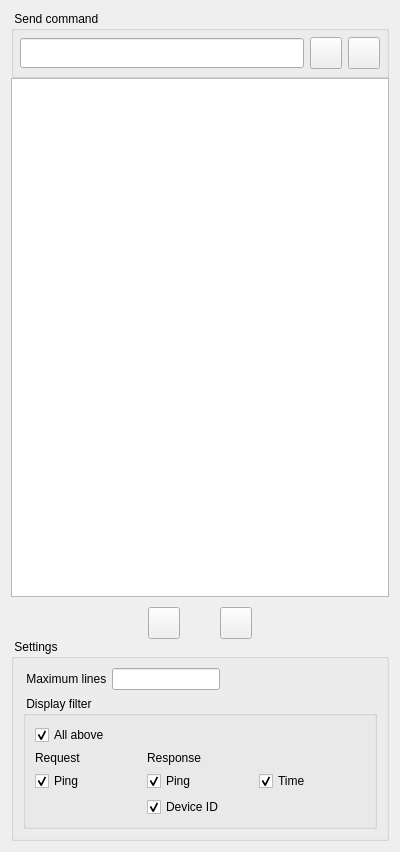
Old version of the form src/ui/debug.ui in the repository AceOfSnakes/NetRC.
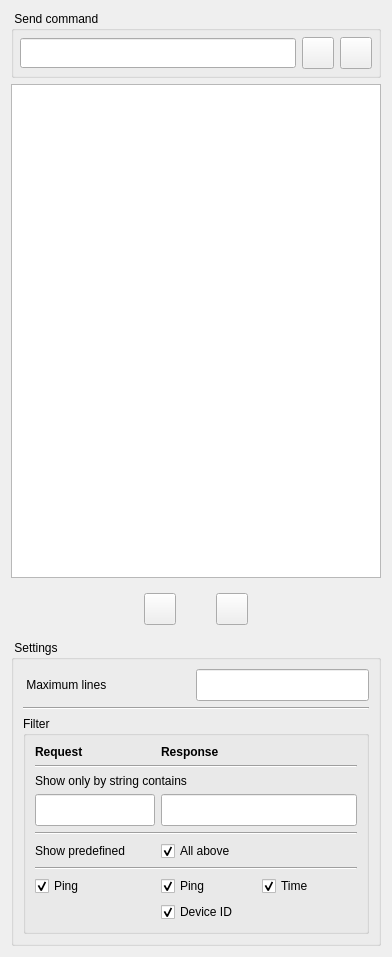
New version of the form. Icons and pictures are not drawn.

Commit message: Add filter in debug mode

Patch:
```diff
--- a/src/ui/debug.ui
+++ b/src/ui/debug.ui
@@ -6,31 +6,49 @@
    <rect>
     <x>0</x>
     <y>0</y>
-    <width>400</width>
-    <height>852</height>
+    <width>392</width>
+    <height>957</height>
    </rect>
   </property>
   <property name="sizePolicy">
-   <sizepolicy hsizetype="Preferred" vsizetype="MinimumExpanding">
+   <sizepolicy hsizetype="Minimum" vsizetype="MinimumExpanding">
     <horstretch>0</horstretch>
     <verstretch>0</verstretch>
    </sizepolicy>
   </property>
   <property name="minimumSize">
    <size>
-    <width>320</width>
+    <width>392</width>
     <height>0</height>
    </size>
   </property>
+  <property name="maximumSize">
+   <size>
+    <width>390</width>
+    <height>16777215</height>
+   </size>
+  </property>
   <property name="windowTitle">
    <string>Debug</string>
   </property>
   <layout class="QVBoxLayout" name="verticalLayout">
    <property name="spacing">
-    <number>0</number>
+    <number>6</number>
    </property>
    <item>
     <widget class="QGroupBox" name="groupBox_2">
+     <property name="sizePolicy">
+      <sizepolicy hsizetype="Fixed" vsizetype="Fixed">
+       <horstretch>0</horstretch>
+       <verstretch>0</verstretch>
+      </sizepolicy>
+     </property>
+     <property name="minimumSize">
+      <size>
+       <width>370</width>
+       <height>0</height>
+      </size>
+     </property>
      <property name="title">
       <string> Send command </string>
      </property>
@@ -49,6 +67,12 @@
       </property>
       <item>
        <widget class="QLineEdit" name="commandLine">
+        <property name="sizePolicy">
+         <sizepolicy hsizetype="Minimum" vsizetype="Fixed">
+          <horstretch>0</horstretch>
+          <verstretch>0</verstretch>
+         </sizepolicy>
+        </property>
         <property name="minimumSize">
          <size>
           <width>0</width>
@@ -133,32 +157,56 @@
    <item>
     <widget class="QTextEdit" name="textEdit">
      <property name="sizePolicy">
-      <sizepolicy hsizetype="Expanding" vsizetype="Expanding">
+      <sizepolicy hsizetype="Fixed" vsizetype="Expanding">
        <horstretch>0</horstretch>
        <verstretch>0</verstretch>
       </sizepolicy>
      </property>
      <property name="minimumSize">
       <size>
-       <width>0</width>
+       <width>370</width>
        <height>480</height>
       </size>
      </property>
+     <property name="sizeAdjustPolicy">
+      <enum>QAbstractScrollArea::AdjustToContents</enum>
+     </property>
     </widget>
    </item>
    <item>
-    <layout class="QHBoxLayout" name="horizontalLayout">
+    <widget class="QWidget" name="widget" native="true">
+     <property name="sizePolicy">
+      <sizepolicy hsizetype="Fixed" vsizetype="Preferred">
+       <horstretch>0</horstretch>
+       <verstretch>0</verstretch>
+      </sizepolicy>
+     </property>
+     <property name="minimumSize">
+      <size>
+       <width>370</width>
+       <height>0</height>
+      </size>
+     </property>
+     <layout class="QHBoxLayout" name="horizontalLayout_5">
+      <item>
+       <layout class="QHBoxLayout" name="horizontalLayout_4">
      <property name="spacing">
       <number>0</number>
      </property>
+        <property name="sizeConstraint">
+         <enum>QLayout::SetMinimumSize</enum>
+        </property>
      <property name="topMargin">
-      <number>10</number>
+         <number>0</number>
      </property>
      <item>
-      <spacer name="horizontalSpacer">
+         <spacer name="horizontalSpacer_4">
        <property name="orientation">
         <enum>Qt::Horizontal</enum>
        </property>
+          <property name="sizeType">
+           <enum>QSizePolicy::Expanding</enum>
+          </property>
        <property name="sizeHint" stdset="0">
         <size>
          <width>40</width>
@@ -169,6 +217,12 @@
      </item>
      <item>
       <widget class="QPushButton" name="pauseButton">
+          <property name="sizePolicy">
+           <sizepolicy hsizetype="Fixed" vsizetype="Fixed">
+            <horstretch>0</horstretch>
+            <verstretch>0</verstretch>
+           </sizepolicy>
+          </property>
        <property name="minimumSize">
         <size>
          <width>32</width>
@@ -203,12 +257,12 @@
       </widget>
      </item>
      <item>
-      <spacer name="horizontalSpacer_3">
+         <spacer name="horizontalSpacer_5">
        <property name="orientation">
         <enum>Qt::Horizontal</enum>
        </property>
        <property name="sizeType">
-        <enum>QSizePolicy::Minimum</enum>
+           <enum>QSizePolicy::Fixed</enum>
        </property>
        <property name="sizeHint" stdset="0">
         <size>
@@ -220,6 +274,12 @@
      </item>
      <item>
       <widget class="QPushButton" name="eraseDebugOutput">
+          <property name="sizePolicy">
+           <sizepolicy hsizetype="Fixed" vsizetype="Fixed">
+            <horstretch>0</horstretch>
+            <verstretch>0</verstretch>
+           </sizepolicy>
+          </property>
        <property name="minimumSize">
         <size>
          <width>32</width>
@@ -255,10 +315,13 @@
       </widget>
      </item>
      <item>
-      <spacer name="horizontalSpacer_2">
+         <spacer name="horizontalSpacer_6">
        <property name="orientation">
         <enum>Qt::Horizontal</enum>
        </property>
+          <property name="sizeType">
+           <enum>QSizePolicy::Expanding</enum>
+          </property>
        <property name="sizeHint" stdset="0">
         <size>
          <width>40</width>
@@ -268,33 +331,69 @@
       </spacer>
      </item>
     </layout>
+      </item>
+     </layout>
+    </widget>
    </item>
    <item>
     <widget class="QGroupBox" name="groupBox">
      <property name="sizePolicy">
-      <sizepolicy hsizetype="Preferred" vsizetype="Preferred">
+      <sizepolicy hsizetype="Fixed" vsizetype="Fixed">
        <horstretch>0</horstretch>
        <verstretch>0</verstretch>
       </sizepolicy>
      </property>
+     <property name="minimumSize">
+      <size>
+       <width>370</width>
+       <height>0</height>
+      </size>
+     </property>
      <property name="title">
       <string> Settings </string>
      </property>
-     <layout class="QFormLayout" name="formLayout_2">
-      <property name="horizontalSpacing">
+     <layout class="QVBoxLayout" name="verticalLayout_3">
+      <property name="rightMargin">
+       <number>9</number>
+      </property>
+      <item>
+       <layout class="QHBoxLayout" name="horizontalLayout_2">
+        <property name="spacing">
        <number>0</number>
       </property>
-      <item row="0" column="0">
-       <layout class="QFormLayout" name="formLayout">
-        <item row="0" column="0">
+        <property name="sizeConstraint">
+         <enum>QLayout::SetMinimumSize</enum>
+        </property>
+        <property name="rightMargin">
+         <number>0</number>
+        </property>
+        <item>
          <widget class="QLabel" name="maximumScrollLinesLabel">
+          <property name="sizePolicy">
+           <sizepolicy hsizetype="Preferred" vsizetype="Fixed">
+            <horstretch>0</horstretch>
+            <verstretch>0</verstretch>
+           </sizepolicy>
+          </property>
           <property name="text">
            <string> Maximum lines  </string>
           </property>
          </widget>
         </item>
-        <item row="0" column="1">
+        <item>
          <widget class="QLineEdit" name="maxLines">
+          <property name="sizePolicy">
+           <sizepolicy hsizetype="Preferred" vsizetype="Fixed">
+            <horstretch>0</horstretch>
+            <verstretch>0</verstretch>
+           </sizepolicy>
+          </property>
+          <property name="minimumSize">
+           <size>
+            <width>0</width>
+            <height>32</height>
+           </size>
+          </property>
           <property name="text">
            <string/>
           </property>
@@ -302,14 +401,42 @@
         </item>
        </layout>
       </item>
-      <item row="1" column="0" colspan="2">
+      <item>
+       <widget class="Line" name="line_3">
+        <property name="orientation">
+         <enum>Qt::Horizontal</enum>
+        </property>
+       </widget>
+      </item>
+      <item>
        <widget class="QGroupBox" name="groupBox_3">
+        <property name="sizePolicy">
+         <sizepolicy hsizetype="Preferred" vsizetype="Fixed">
+          <horstretch>0</horstretch>
+          <verstretch>0</verstretch>
+         </sizepolicy>
+        </property>
         <property name="title">
-         <string> Display filter </string>
+         <string>Filter</string>
+        </property>
+        <property name="checkable">
+         <bool>false</bool>
         </property>
         <layout class="QGridLayout" name="gridLayout">
-         <item row="2" column="0">
+         <property name="rightMargin">
+          <number>9</number>
+         </property>
+         <property name="bottomMargin">
+          <number>9</number>
+         </property>
+         <item row="17" column="0">
           <widget class="QCheckBox" name="pingRq">
+           <property name="minimumSize">
+            <size>
+             <width>120</width>
+             <height>0</height>
+            </size>
+           </property>
            <property name="text">
             <string>Ping</string>
            </property>
@@ -318,25 +445,43 @@
            </property>
           </widget>
          </item>
-         <item row="1" column="0">
-          <widget class="QLabel" name="rq">
+         <item row="4" column="0" colspan="3">
+          <widget class="QLabel" name="label">
+           <property name="sizePolicy">
+            <sizepolicy hsizetype="Preferred" vsizetype="Fixed">
+             <horstretch>0</horstretch>
+             <verstretch>0</verstretch>
+            </sizepolicy>
+           </property>
            <property name="text">
-            <string>Request</string>
+            <string>Show only by string contains</string>
            </property>
+           <property name="alignment">
+            <set>Qt::AlignLeading|Qt::AlignLeft|Qt::AlignVCenter</set>
+           </property>
           </widget>
          </item>
-         <item row="2" column="1">
-          <widget class="QCheckBox" name="pingRs">
+         <item row="7" column="0">
+          <widget class="QLabel" name="label_2">
+           <property name="sizePolicy">
+            <sizepolicy hsizetype="Fixed" vsizetype="Preferred">
+             <horstretch>0</horstretch>
+             <verstretch>0</verstretch>
+            </sizepolicy>
+           </property>
            <property name="text">
-            <string>Ping</string>
+            <string>Show predefined </string>
            </property>
-           <property name="checked">
-            <bool>true</bool>
-           </property>
           </widget>
          </item>
-         <item row="2" column="2">
+         <item row="17" column="2">
           <widget class="QCheckBox" name="timeRs">
+           <property name="minimumSize">
+            <size>
+             <width>80</width>
+             <height>0</height>
+            </size>
+           </property>
            <property name="text">
             <string>Time</string>
            </property>
@@ -345,14 +490,57 @@
            </property>
           </widget>
          </item>
-         <item row="1" column="1">
-          <widget class="QLabel" name="rs">
-           <property name="text">
-            <string>Response</string>
+         <item row="5" column="1" colspan="2">
+          <widget class="QLineEdit" name="rsRegex">
+           <property name="enabled">
+            <bool>true</bool>
            </property>
+           <property name="sizePolicy">
+            <sizepolicy hsizetype="Fixed" vsizetype="Fixed">
+             <horstretch>0</horstretch>
+             <verstretch>0</verstretch>
+            </sizepolicy>
+           </property>
+           <property name="minimumSize">
+            <size>
+             <width>195</width>
+             <height>32</height>
+            </size>
+           </property>
+           <property name="maximumSize">
+            <size>
+             <width>200</width>
+             <height>16777215</height>
+            </size>
+           </property>
           </widget>
          </item>
-         <item row="3" column="1">
+         <item row="5" column="0">
+          <widget class="QLineEdit" name="rqRegex">
+           <property name="enabled">
+            <bool>true</bool>
+           </property>
+           <property name="sizePolicy">
+            <sizepolicy hsizetype="Fixed" vsizetype="Fixed">
+             <horstretch>0</horstretch>
+             <verstretch>0</verstretch>
+            </sizepolicy>
+           </property>
+           <property name="minimumSize">
+            <size>
+             <width>120</width>
+             <height>32</height>
+            </size>
+           </property>
+           <property name="baseSize">
+            <size>
+             <width>0</width>
+             <height>32</height>
+            </size>
+           </property>
+          </widget>
+         </item>
+         <item row="18" column="1">
           <widget class="QCheckBox" name="deviceRs">
            <property name="text">
             <string>Device ID</string>
@@ -362,7 +550,37 @@
            </property>
           </widget>
          </item>
-         <item row="0" column="0">
+         <item row="17" column="1">
+          <widget class="QCheckBox" name="pingRs">
+           <property name="minimumSize">
+            <size>
+             <width>80</width>
+             <height>0</height>
+            </size>
+           </property>
+           <property name="text">
+            <string>Ping</string>
+           </property>
+           <property name="checked">
+            <bool>true</bool>
+           </property>
+          </widget>
+         </item>
+         <item row="6" column="0" colspan="3">
+          <widget class="Line" name="line_4">
+           <property name="orientation">
+            <enum>Qt::Horizontal</enum>
+           </property>
+          </widget>
+         </item>
+         <item row="10" column="0" colspan="3">
+          <widget class="Line" name="line_2">
+           <property name="orientation">
+            <enum>Qt::Horizontal</enum>
+           </property>
+          </widget>
+         </item>
+         <item row="7" column="1">
           <widget class="QCheckBox" name="displayAllCheckBox">
            <property name="text">
             <string>All above</string>
@@ -372,6 +590,67 @@
            </property>
           </widget>
          </item>
+         <item row="3" column="0" colspan="3">
+          <widget class="Line" name="line">
+           <property name="sizePolicy">
+            <sizepolicy hsizetype="Expanding" vsizetype="Fixed">
+             <horstretch>0</horstretch>
+             <verstretch>0</verstretch>
+            </sizepolicy>
+           </property>
+           <property name="minimumSize">
+            <size>
+             <width>0</width>
+             <height>0</height>
+            </size>
+           </property>
+           <property name="orientation">
+            <enum>Qt::Horizontal</enum>
+           </property>
+          </widget>
+         </item>
+         <item row="1" column="1" colspan="2">
+          <widget class="QLabel" name="rs">
+           <property name="sizePolicy">
+            <sizepolicy hsizetype="Fixed" vsizetype="Fixed">
+             <horstretch>0</horstretch>
+             <verstretch>0</verstretch>
+            </sizepolicy>
+           </property>
+           <property name="font">
+            <font>
+             <bold>true</bold>
+            </font>
+           </property>
+           <property name="text">
+            <string>Response</string>
+           </property>
+          </widget>
+         </item>
+         <item row="1" column="0">
+          <widget class="QLabel" name="rq">
+           <property name="sizePolicy">
+            <sizepolicy hsizetype="Fixed" vsizetype="Fixed">
+             <horstretch>0</horstretch>
+             <verstretch>0</verstretch>
+            </sizepolicy>
+           </property>
+           <property name="minimumSize">
+            <size>
+             <width>0</width>
+             <height>0</height>
+            </size>
+           </property>
+           <property name="font">
+            <font>
+             <bold>true</bold>
+            </font>
+           </property>
+           <property name="text">
+            <string>Request</string>
+           </property>
+          </widget>
+         </item>
         </layout>
        </widget>
       </item>
```
Left out of the diff: 14 changed lines with no effect on the pictures. Lines whose indentation alone changed are shown as unchanged. The commit also changes 3 other files.
